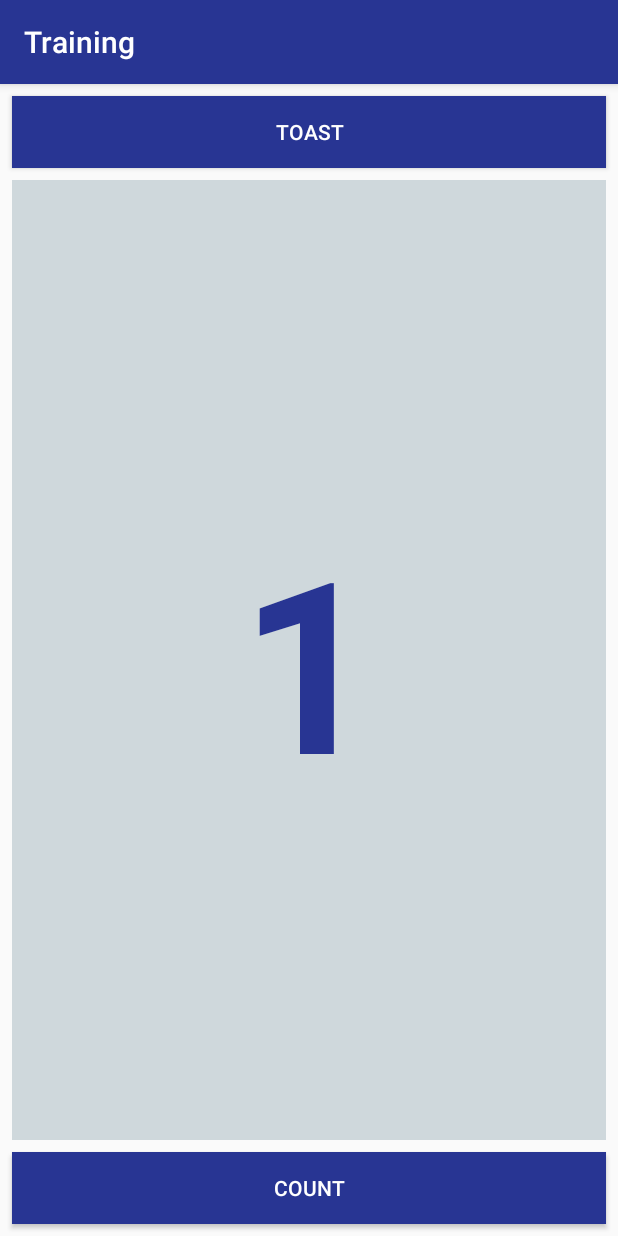
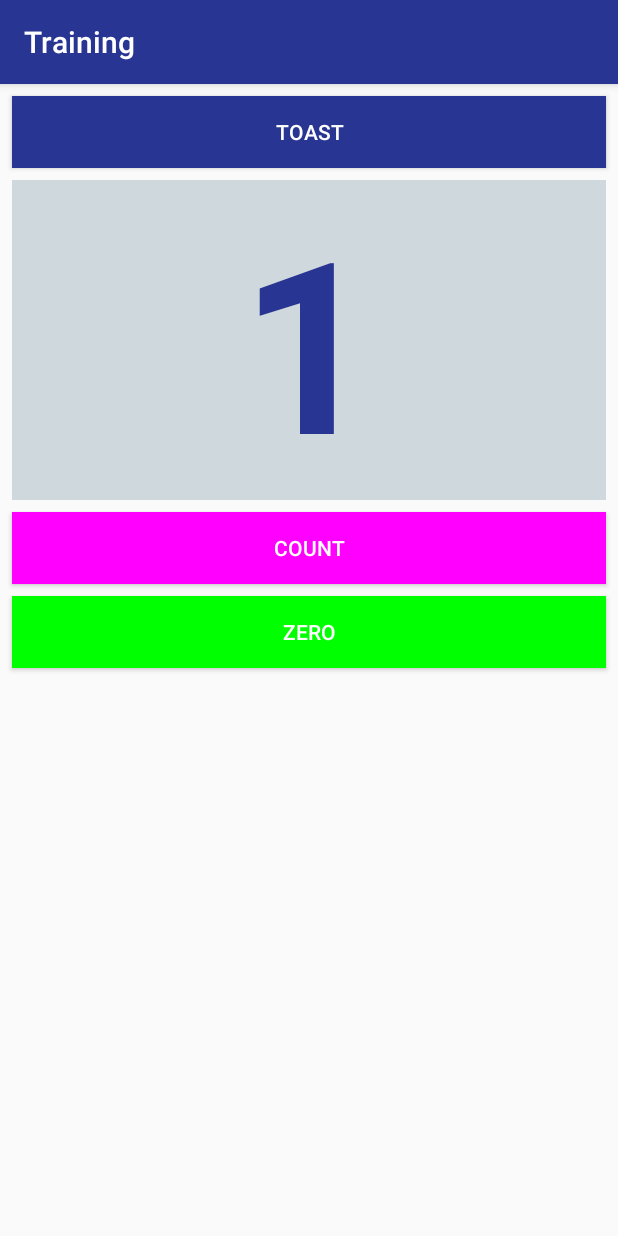
Before and after one commit to simasdanilo/android-training, an Android app: the screen it shows after launch (MainActivity), after a tap on "COUNT", on a phone screen of 412 x 824 dp. Run offline under Robolectric (Android 15) with nearby library versions, the phone set to English and light mode, and no system bars.

Commit message:
feat: implements lesson 1.2 PART B

```diff
--- a/app/src/main/java/com/simasdanilo/training/MainActivity.java
+++ b/app/src/main/java/com/simasdanilo/training/MainActivity.java
@@ -1,35 +1,95 @@
 package com.simasdanilo.training;
 
+import android.graphics.Color;
 import android.support.v7.app.AppCompatActivity;
 import android.os.Bundle;
 import android.view.View;
+import android.widget.Button;
 import android.widget.TextView;
 import android.widget.Toast;
 
 public class MainActivity extends AppCompatActivity {
     private int count = 0;
     private TextView countText;
+    private Button countButton;
+    private Button zeroButton;
 
     @Override
     protected void onCreate(Bundle savedInstanceState) {
         super.onCreate(savedInstanceState);
         setContentView(R.layout.activity_main);
-        this.countText = findViewById(R.id.show_count);
+        this.bindViews();
     }
 
-    public void showToast(View view) {
+    private void bindViews(){
+        this.countText = findViewById(R.id.show_count);
+        this.countButton = findViewById(R.id.button_count);
+        this.zeroButton = findViewById(R.id.button_zero);
+    }
+
+    // helpers ---------------------------------------------
+
+    private boolean isEven(int number){
+        return number%2 == 0;
+    }
+
+    // general ---------------------------------------------
+
+    private void setCount(int newCount){
+        this.count = newCount;
+        this.onCountChanged();
+    }
+
+    private void onCountChanged(){
+        this.updateCountText();
+        this.updateCountButtonBackground();
+        this.updateZeroButtonBackground();
+    }
+
+    // update views -----------------------------------------
+
+    private void updateCountText(){
+        String countString = Integer.toString(this.count);
+        this.countText.setText(countString);
+    }
+
+    private void updateCountButtonBackground(){
+        boolean countIsEven = this.isEven(this.count);
+
+        if (countIsEven){
+            this.countButton.setBackgroundColor(Color.BLUE);
+        }
+
+        if (!countIsEven){
+            this.countButton.setBackgroundColor(Color.MAGENTA);
+        }
+    }
+
+    private void updateZeroButtonBackground(){
+        boolean countIsZero = this.count == 0;
+
+        if (countIsZero){
+            this.zeroButton.setBackgroundColor(Color.GRAY);
+        }
+
+        if (!countIsZero){
+            this.zeroButton.setBackgroundColor(Color.GREEN);
+        }
+    }
+
+    // onClicks ----------------------------------------
+
+    public void onClickToast(View view) {
         Toast toast = Toast.makeText(this,R.string.toast_message,Toast.LENGTH_SHORT);
         toast.show();
     }
 
-    public void countUp(View view) {
-        count++;
-        updateCountText(count);
+    public void onClickCount(View view) {
+        int countUp = this.count+1;
+        this.setCount(countUp);
     }
 
-    private void updateCountText(int count){
-        String countString = Integer.toString(count);
-        if (countText != null)
-            countText.setText(countString);
+    public void onClickZero(View view) {
+        this.setCount(0);
     }
 }
--- /dev/null
+++ b/app/src/main/res/layout-land/activity_main.xml
@@ -0,0 +1,73 @@
+<?xml version="1.0" encoding="utf-8"?>
+<android.support.constraint.ConstraintLayout xmlns:android="http://schemas.android.com/apk/res/android"
+    xmlns:app="http://schemas.android.com/apk/res-auto"
+    xmlns:tools="http://schemas.android.com/tools"
+    android:layout_width="match_parent"
+    android:layout_height="match_parent"
+    tools:context=".MainActivity">
+
+    <Button
+        android:id="@+id/button_toast"
+        android:layout_width="160dp"
+        android:layout_height="55dp"
+        android:layout_marginStart="16dp"
+        android:layout_marginTop="16dp"
+        android:background="@color/colorPrimary"
+        android:onClick="onClickToast"
+        android:text="@string/button_label_toast"
+        android:textColor="@android:color/white"
+        app:layout_constraintStart_toStartOf="parent"
+        app:layout_constraintTop_toTopOf="parent" />
+
+    <Button
+        android:id="@+id/button_zero"
+        android:layout_width="160dp"
+        android:layout_height="55dp"
+        android:layout_marginStart="16dp"
+        android:layout_marginTop="16dp"
+        android:layout_marginBottom="16dp"
+        android:onClick="onClickZero"
+        android:background="@color/gray"
+        android:textColor="@android:color/white"
+        android:text="@string/button_label_zero"
+        app:layout_constraintBottom_toTopOf="@+id/button_count"
+        app:layout_constraintStart_toStartOf="parent"
+        app:layout_constraintTop_toBottomOf="@+id/button_toast" />
+
+    <Button
+        android:id="@+id/button_count"
+        android:layout_width="160dp"
+        android:layout_height="55dp"
+        android:layout_marginStart="16dp"
+        android:layout_marginBottom="16dp"
+        android:background="@color/blue"
+        android:onClick="onClickCount"
+        android:text="@string/button_label_count"
+        android:textColor="@android:color/white"
+        app:layout_constraintBottom_toBottomOf="parent"
+        app:layout_constraintStart_toStartOf="parent" />
+
+    <TextView
+        android:id="@+id/show_count"
+        android:layout_width="0dp"
+        android:layout_height="0dp"
+        android:layout_marginStart="8dp"
+        android:layout_marginTop="16dp"
+        android:layout_marginEnd="16dp"
+        android:layout_marginBottom="16dp"
+        android:background="#CFD8DC"
+        android:gravity="center_vertical"
+        android:text="@string/count_initial_value"
+        android:textAlignment="center"
+        android:textAllCaps="false"
+        android:textColor="@color/colorPrimary"
+        android:textSize="120sp"
+        android:textStyle="bold"
+        app:layout_constraintBottom_toBottomOf="parent"
+        app:layout_constraintEnd_toEndOf="parent"
+        app:layout_constraintHorizontal_bias="1.0"
+        app:layout_constraintStart_toEndOf="@+id/button_zero"
+        app:layout_constraintTop_toTopOf="parent" />
+
+
+</android.support.constraint.ConstraintLayout>
--- /dev/null
+++ b/app/src/main/res/layout-sw600dp/activity_main.xml
@@ -0,0 +1,75 @@
+<?xml version="1.0" encoding="utf-8"?>
+<android.support.constraint.ConstraintLayout xmlns:android="http://schemas.android.com/apk/res/android"
+    xmlns:app="http://schemas.android.com/apk/res-auto"
+    xmlns:tools="http://schemas.android.com/tools"
+    android:layout_width="match_parent"
+    android:layout_height="match_parent"
+    tools:context=".MainActivity">
+
+    <Button
+        android:id="@+id/button_toast"
+        android:layout_width="216dp"
+        android:layout_height="wrap_content"
+        android:layout_marginStart="16dp"
+        android:layout_marginTop="16dp"
+        android:background="@color/colorPrimary"
+        android:onClick="onClickToast"
+        android:text="@string/button_label_toast"
+        android:textColor="@android:color/white"
+        android:textSize="60sp"
+        app:layout_constraintStart_toStartOf="parent"
+        app:layout_constraintTop_toTopOf="parent" />
+
+    <Button
+        android:id="@+id/button_zero"
+        android:layout_width="295dp"
+        android:layout_height="wrap_content"
+        android:layout_below="@+id/button_count"
+        android:layout_centerHorizontal="true"
+        android:layout_marginStart="16dp"
+        android:layout_marginEnd="16dp"
+        android:textSize="60sp"
+        android:onClick="onClickZero"
+        android:background="@color/gray"
+        android:textColor="@android:color/white"
+        android:text="@string/button_label_zero"
+        app:layout_constraintBaseline_toBaselineOf="@+id/button_toast"
+        app:layout_constraintEnd_toStartOf="@+id/button_count"
+        app:layout_constraintStart_toEndOf="@+id/button_toast" />
+
+    <Button
+        android:id="@+id/button_count"
+        android:layout_width="216dp"
+        android:layout_height="wrap_content"
+        android:layout_marginEnd="16dp"
+        android:textSize="60sp"
+        android:background="@color/blue"
+        android:onClick="onClickCount"
+        android:text="@string/button_label_count"
+        android:textColor="@android:color/white"
+        app:layout_constraintBaseline_toBaselineOf="@+id/button_toast"
+        app:layout_constraintEnd_toEndOf="parent" />
+
+    <TextView
+        android:id="@+id/show_count"
+        android:layout_width="0dp"
+        android:layout_height="0dp"
+        android:layout_marginStart="16dp"
+        android:layout_marginTop="16dp"
+        android:layout_marginEnd="16dp"
+        android:layout_marginBottom="16dp"
+        android:background="#CFD8DC"
+        android:gravity="center_vertical"
+        android:text="@string/count_initial_value"
+        android:textAlignment="center"
+        android:textAllCaps="false"
+        android:textColor="@color/colorPrimary"
+        android:textSize="200sp"
+        android:textStyle="bold"
+        app:layout_constraintBottom_toBottomOf="parent"
+        app:layout_constraintEnd_toEndOf="parent"
+        app:layout_constraintStart_toStartOf="parent"
+        app:layout_constraintTop_toBottomOf="@+id/button_zero" />
+
+
+</android.support.constraint.ConstraintLayout>
--- a/app/src/main/res/layout/activity_main.xml
+++ b/app/src/main/res/layout/activity_main.xml
@@ -1,45 +1,30 @@
 <?xml version="1.0" encoding="utf-8"?>
-<android.support.constraint.ConstraintLayout xmlns:android="http://schemas.android.com/apk/res/android"
-    xmlns:app="http://schemas.android.com/apk/res-auto"
+<RelativeLayout xmlns:android="http://schemas.android.com/apk/res/android"
     xmlns:tools="http://schemas.android.com/tools"
     android:layout_width="match_parent"
     android:layout_height="match_parent"
+    android:orientation="vertical"
     tools:context=".MainActivity">
 
     <Button
         android:id="@+id/button_toast"
-        android:layout_width="0dp"
+        android:layout_width="match_parent"
         android:layout_height="wrap_content"
         android:layout_marginStart="8dp"
         android:layout_marginTop="8dp"
         android:layout_marginEnd="8dp"
         android:background="@color/colorPrimary"
+        android:onClick="onClickToast"
         android:text="@string/button_label_toast"
-        android:textColor="@android:color/white"
-        app:layout_constraintEnd_toEndOf="parent"
-        app:layout_constraintStart_toStartOf="parent"
-        app:layout_constraintTop_toTopOf="parent"
-        android:onClick="showToast" />
+        android:textColor="@android:color/white"/>
 
-    <Button
-        android:id="@+id/button_count"
-        android:layout_width="0dp"
-        android:layout_height="wrap_content"
-        android:layout_marginStart="8dp"
-        android:layout_marginEnd="8dp"
-        android:layout_marginBottom="8dp"
-        android:background="@color/colorPrimary"
-        android:text="@string/button_label_count"
-        android:textColor="@android:color/white"
-        app:layout_constraintBottom_toBottomOf="parent"
-        app:layout_constraintEnd_toEndOf="parent"
-        app:layout_constraintStart_toStartOf="parent"
-        android:onClick="countUp" />
 
     <TextView
         android:id="@+id/show_count"
-        android:layout_width="0dp"
-        android:layout_height="0dp"
+        android:layout_below="@+id/button_toast"
+        android:layout_alignParentStart="true"
+        android:layout_width="match_parent"
+        android:layout_height="wrap_content"
         android:layout_marginStart="8dp"
         android:layout_marginTop="8dp"
         android:layout_marginEnd="8dp"
@@ -51,9 +36,33 @@
         android:textAllCaps="false"
         android:textColor="@color/colorPrimary"
         android:textSize="160sp"
-        android:textStyle="bold"
-        app:layout_constraintBottom_toTopOf="@+id/button_count"
-        app:layout_constraintEnd_toEndOf="parent"
-        app:layout_constraintStart_toStartOf="parent"
-        app:layout_constraintTop_toBottomOf="@+id/button_toast" />
-</android.support.constraint.ConstraintLayout>
+        android:textStyle="bold" />
+
+    <Button
+        android:id="@+id/button_count"
+        android:layout_below="@+id/show_count"
+        android:layout_centerHorizontal="true"
+        android:layout_width="match_parent"
+        android:layout_height="wrap_content"
+        android:layout_marginStart="8dp"
+        android:layout_marginEnd="8dp"
+        android:background="@color/blue"
+        android:onClick="onClickCount"
+        android:text="@string/button_label_count"
+        android:textColor="@android:color/white" />
+
+    <Button
+        android:id="@+id/button_zero"
+        android:layout_below="@+id/button_count"
+        android:layout_centerHorizontal="true"
+        android:layout_width="match_parent"
+        android:layout_height="wrap_content"
+        android:layout_marginStart="8dp"
+        android:layout_marginEnd="8dp"
+        android:layout_marginTop="8dp"
+        android:background="@color/gray"
+        android:text="@string/button_label_zero"
+        android:textColor="@android:color/white"
+        android:onClick="onClickZero"
+        />
+</RelativeLayout>
--- a/app/src/main/res/values/colors.xml
+++ b/app/src/main/res/values/colors.xml
@@ -3,4 +3,9 @@
     <color name="colorPrimary">#283593</color>
     <color name="colorPrimaryDark">#001064</color>
     <color name="colorAccent">#D81B60</color>
+
+    <color name="blue">#FF0000FF</color>
+    <color name="gray">#FF888888</color>
+    <color name="green">#FF00FF00</color>
+    <color name="magenta">#FFFF00FF</color>
 </resources>
--- a/app/src/main/res/values/strings.xml
+++ b/app/src/main/res/values/strings.xml
@@ -4,4 +4,5 @@
     <string name="button_label_count">Count</string>
     <string name="count_initial_value">0</string>
     <string name="toast_message">Hello Toast!</string>
+    <string name="button_label_zero">Zero</string>
 </resources>
```
